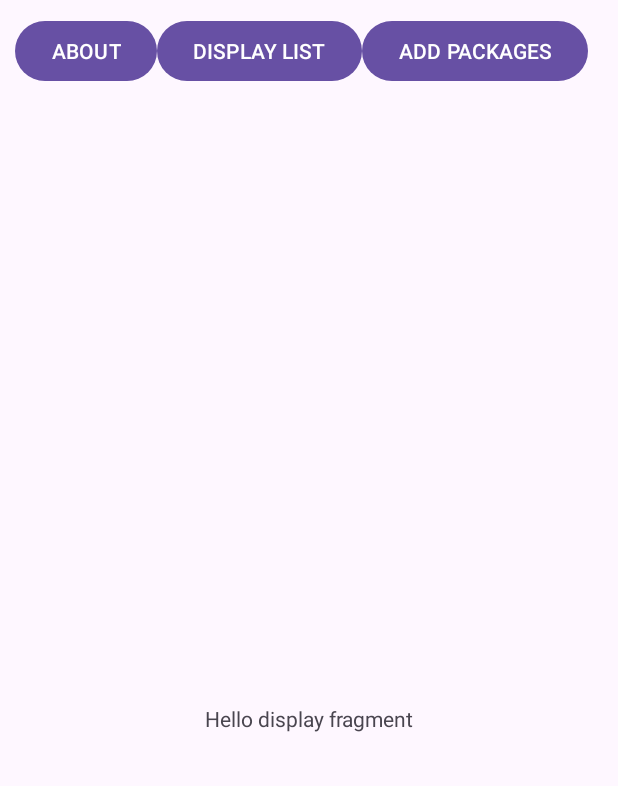
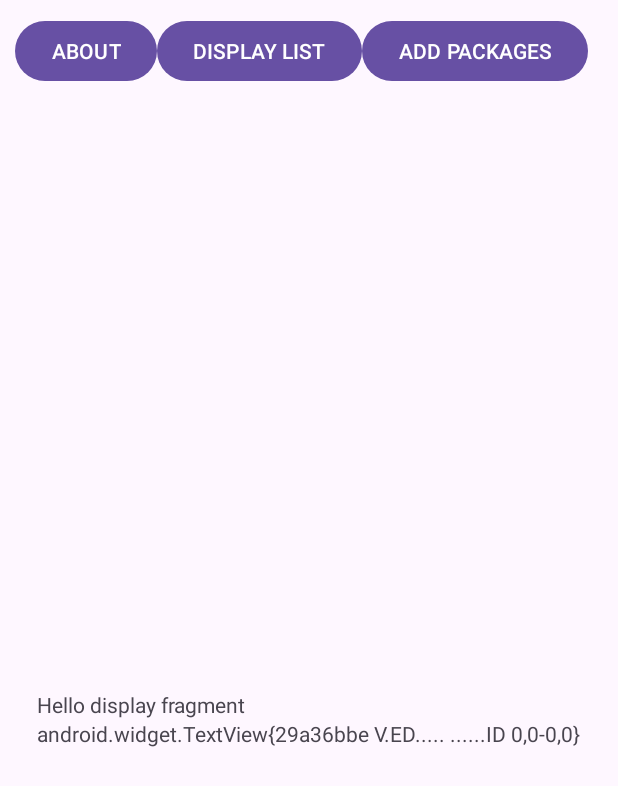
Before and after one commit to emilygranville/toiletpaperprices, an Android app: the screen it shows after launch (MainActivity), after a tap on "DONE", on a phone screen of 412 x 824 dp. Shown: the top 786 px of the screen. Run offline under Robolectric (Android 15) with nearby library versions, the phone set to English and light mode, and no system bars; 3 statements that could not run were skipped.

Commit message:
Start displaying packages in Display

```diff
--- a/app/src/main/java/com/tolietpaperprices/Controller/MainActivity.java
+++ b/app/src/main/java/com/tolietpaperprices/Controller/MainActivity.java
@@ -22,11 +22,9 @@ public class MainActivity extends AppCompatActivity implements IMainView.Listene
     protected void onCreate(Bundle savedInstanceState) {
         getSupportFragmentManager().setFragmentFactory(new TPPFragmentFactory(this));
         super.onCreate(savedInstanceState);
-        //Log.i("tpp", "hello");
+
         this.mainView = new MainView(this);
         setContentView(this.mainView.getRootView());
-
-        //Log.i("tpp", "on create");
 
         this.packageOrganizer = new PackageOrganizer();
 
@@ -34,7 +32,7 @@ public class MainActivity extends AppCompatActivity implements IMainView.Listene
             Fragment addPackage = new AddTPView(this);
             this.mainView.displayFragment(addPackage, false, "add");
         } else {
-            Fragment disaplayPackage = new DisplayTPView();
+            Fragment disaplayPackage = new DisplayTPView(this.packageOrganizer.getListOfPackages());
             this.mainView.displayFragment(disaplayPackage, false, "display");
         }
     }
@@ -63,10 +61,6 @@ public class MainActivity extends AppCompatActivity implements IMainView.Listene
         Log.i(TPP, "add menu pressed");
     }
 
-    public String toString() {
-        return "Main activity";
-    }
-
     /**
      * Creates a new TPPackage based on given info,
      * adds it to the list, and exits page
@@ -76,7 +70,7 @@ public class MainActivity extends AppCompatActivity implements IMainView.Listene
         Log.i(TPP, "on add button done: ");
         Log.i(TPP, tpPackage.toString());
         packageOrganizer.addPackage(tpPackage);
-        Fragment disaplayPackage = new DisplayTPView();
-        this.mainView.displayFragment(disaplayPackage, true, "display");
+        Fragment disaplayPackage = new DisplayTPView(this.packageOrganizer.getListOfPackages());
+        this.mainView.displayFragment(disaplayPackage, false, "display");
     }
 }
--- a/app/src/main/java/com/tolietpaperprices/View/AddTPView.java
+++ b/app/src/main/java/com/tolietpaperprices/View/AddTPView.java
@@ -15,9 +15,7 @@ import com.tolietpaperprices.R;
 import com.tolietpaperprices.databinding.FragmentAddTpBinding;
 
 /**
- * A simple {@link Fragment} subclass.
- * Use the {@link AddTPView#newInstance} factory method to
- * create an instance of this fragment.
+ * A class for the view to add packages to the list of packages
  */
 public class AddTPView extends Fragment implements IAddTPView {
 
--- a/app/src/main/java/com/tolietpaperprices/View/DisplayTPView.java
+++ b/app/src/main/java/com/tolietpaperprices/View/DisplayTPView.java
@@ -2,65 +2,66 @@ package com.tolietpaperprices.View;
 
 import android.os.Bundle;
 
+import androidx.annotation.NonNull;
+import androidx.annotation.Nullable;
 import androidx.fragment.app.Fragment;
 
 import android.view.LayoutInflater;
 import android.view.View;
 import android.view.ViewGroup;
+import android.widget.TextView;
 
+import com.tolietpaperprices.Model.TPPackage;
 import com.tolietpaperprices.R;
+import com.tolietpaperprices.databinding.FragmentDisplayTpBinding;
+
+import java.util.List;
 
 /**
- * A simple {@link Fragment} subclass.
- * Use the {@link DisplayTPView#newInstance} factory method to
- * create an instance of this fragment.
+ * A class for the view of displaying packages
  */
 public class DisplayTPView extends Fragment implements IDisplayTPView {
 
-    // TODO: Rename parameter arguments, choose names that match
-    // the fragment initialization parameters, e.g. ARG_ITEM_NUMBER
-    private static final String ARG_PARAM1 = "param1";
-    private static final String ARG_PARAM2 = "param2";
+    FragmentDisplayTpBinding binding;
+    List<TPPackage> displayPackageList;
 
-    // TODO: Rename and change types of parameters
-    private String mParam1;
-    private String mParam2;
-
-    public DisplayTPView() {
-        // Required empty public constructor
-    }
-
-    /**
-     * Use this factory method to create a new instance of
-     * this fragment using the provided parameters.
-     *
-     * @param param1 Parameter 1.
-     * @param param2 Parameter 2.
-     * @return A new instance of fragment DisplayToiletpaper.
-     */
-    // TODO: Rename and change types and number of parameters
-    public static DisplayTPView newInstance(String param1, String param2) {
-        DisplayTPView fragment = new DisplayTPView();
-        Bundle args = new Bundle();
-        args.putString(ARG_PARAM1, param1);
-        args.putString(ARG_PARAM2, param2);
-        fragment.setArguments(args);
-        return fragment;
-    }
-
-    @Override
-    public void onCreate(Bundle savedInstanceState) {
-        super.onCreate(savedInstanceState);
-        if (getArguments() != null) {
-            mParam1 = getArguments().getString(ARG_PARAM1);
-            mParam2 = getArguments().getString(ARG_PARAM2);
-        }
+    public DisplayTPView(List<TPPackage> displayPackageList) {
+        this.displayPackageList = displayPackageList;
     }
 
     @Override
     public View onCreateView(LayoutInflater inflater, ViewGroup container,
                              Bundle savedInstanceState) {
-        // Inflate the layout for this fragment
-        return inflater.inflate(R.layout.fragment_display_tp, container, false);
+        this.binding = FragmentDisplayTpBinding.inflate(inflater);
+        return this.binding.getRoot();
+    }
+
+    @Override
+    public void onViewCreated(@NonNull View view, @Nullable Bundle savedInstanceState) {
+        super.onViewCreated(view, savedInstanceState);
+
+        Bundle args = this.getArguments();
+
+        if (args != null) {
+            /*
+            this.navChapterIndex = new ArrayList<ChapterInfo>();
+            for (Parcelable bundle : args.getParcelableArray(NavigationView.CHAPTER_INDEX_KEY)) {
+                this.navChapterIndex.add(ChapterInfo.fromBundle((Bundle) bundle));
+            }
+
+             */
+        }
+        if (this.displayPackageList != null && !this.displayPackageList.isEmpty()) {
+            for (TPPackage tpPackages: this.displayPackageList) {
+                //might need to put it in a queue THEN add to binding
+                TextView newPackage = new TextView(this.getContext());
+                newPackage.setText(newPackage.toString());
+                this.binding.displayViewVerticalLayout.addView(newPackage);
+            }
+        } else {
+            TextView defaultMessage = new TextView(this.getContext());
+            defaultMessage.setText("No packages of toiletpaper to compare!");
+            this.binding.displayViewVerticalLayout.addView(defaultMessage);
+        }
     }
 }
--- a/app/src/main/res/layout/fragment_display_tp.xml
+++ b/app/src/main/res/layout/fragment_display_tp.xml
@@ -6,9 +6,16 @@
     tools:context=".View.DisplayTPView">
 
     <!-- TODO: Update blank fragment layout -->
-    <TextView
+    <LinearLayout
+        android:id="@+id/displayViewVerticalLayout"
         android:layout_width="match_parent"
         android:layout_height="match_parent"
-        android:text="@string/hello_display_fragment" />
+        android:orientation="vertical">
+
+        <TextView
+            android:layout_width="match_parent"
+            android:layout_height="match_parent"
+            android:text="@string/hello_display_fragment" />
+    </LinearLayout>
 
 </FrameLayout>
```
